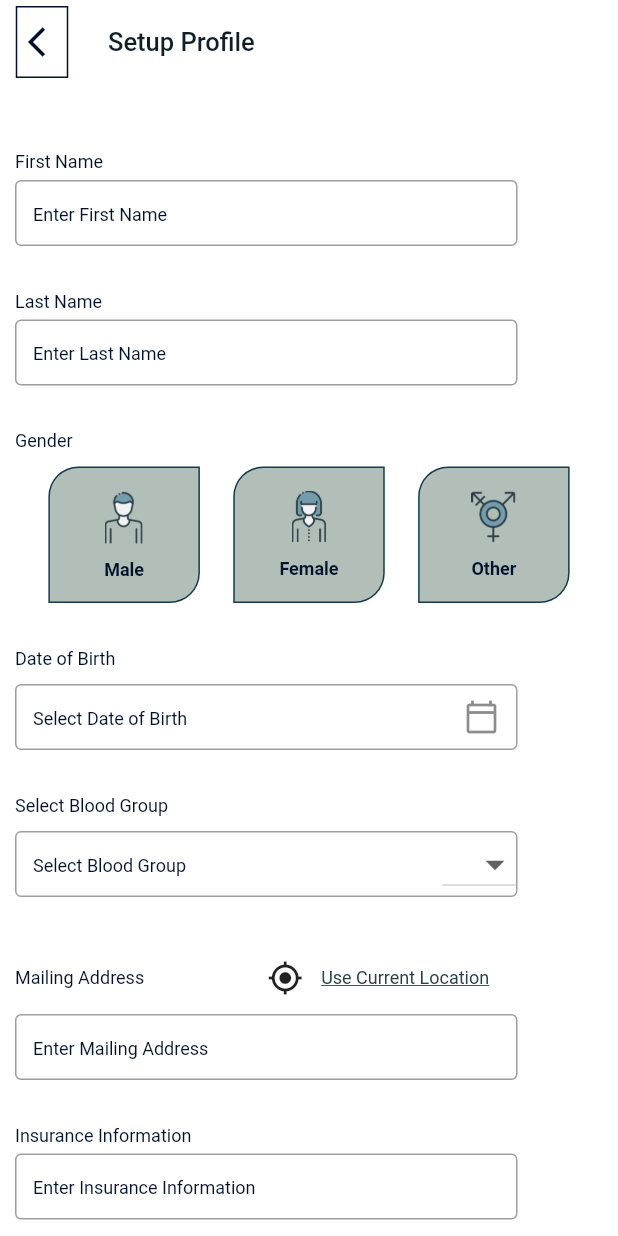
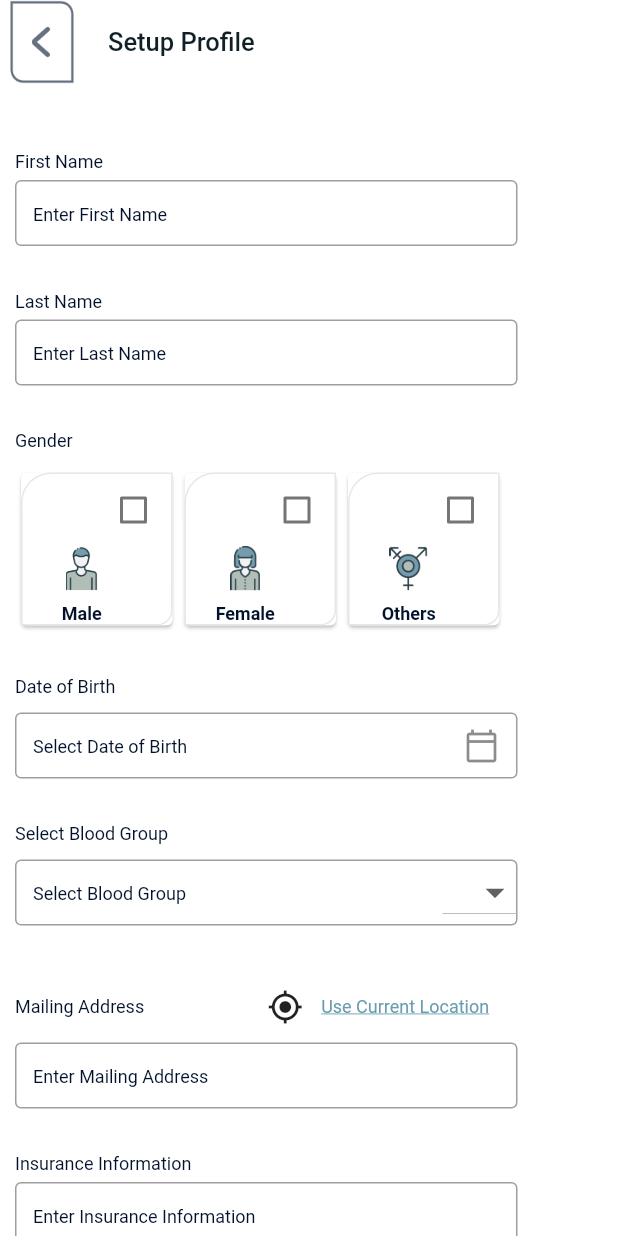
Before and after one commit to shafi3112/dermatogy_app, a Flutter app: the SetProfile screen opened directly, on a phone screen of 412 x 824 dp. Run offline on Flutter 3.47's test engine with Material 2 defaults, Android fonts, the phone set to English and light mode, and no system bars; our stand-ins replace geocoding, geolocator.

Commit message:
Setprofile upated

```diff
--- /dev/null
+++ b/lib/ProfileSetupScreens/Gender.dart
@@ -0,0 +1,203 @@
+import 'package:flutter/material.dart';
+
+class Gender {
+  String name;
+  String imageUrl;
+  bool isSelected;
+
+  Gender(this.name, this.imageUrl, this.isSelected);
+}
+
+class CustomRadio extends StatefulWidget {
+  Gender _gender;
+
+  CustomRadio(this._gender);
+
+  @override
+  _CustomRadioState createState() => _CustomRadioState();
+}
+
+class _CustomRadioState extends State<CustomRadio> {
+  bool value = false;
+  @override
+  Widget build(BuildContext context) {
+    return Card(
+        color: widget._gender.isSelected ? Color(0xFFB2BFB8) : Colors.white,
+        child: Container(
+          height: 95.0,
+          width: 101.0,
+          decoration: BoxDecoration(
+            border: Border.all(color: Color(0xffE5E7E9)),
+            //color: Color(0xffFFFFFF),
+            borderRadius: BorderRadius.only(
+                topRight: Radius.circular(0.0),
+                topLeft:  Radius.circular(20.0),
+                bottomLeft: Radius.circular(0.0),
+                bottomRight: Radius.circular(10.0)
+            ),
+          ),
+          child: Column(
+            mainAxisAlignment: MainAxisAlignment. spaceEvenly,
+            children: <Widget>[
+              Row(
+                children: [
+                  Padding(
+                    padding: const EdgeInsets.only(left: 50.0),
+                    child: Checkbox(
+                      checkColor: Color(0xff749BAD),
+                      activeColor: Color(0xffFFFF),
+                      value: this.value,
+                      onChanged: (bool value) {
+                        setState(() {
+                          this.value = value;
+                          widget._gender.isSelected = value;
+                        });
+                      },
+                    ),
+                  ),
+                ],
+              ),
+              Padding(
+                padding: const EdgeInsets.only(bottom:8.0,right:20.0,),
+                child: Center(
+                child: Image(
+                  image: AssetImage(widget._gender.imageUrl),
+                  width: 40.0,
+                  height: 30.0,
+                ),),
+              ),
+              Padding(
+                padding: const EdgeInsets.only(right:20.0),
+                child: Text(
+                widget._gender.name,
+                textAlign: TextAlign.center,
+                style: TextStyle(
+                    fontWeight: FontWeight.bold,
+                    fontSize: 12.0,
+                    color: Color(0xff02122C)
+                ),),
+              ),
+            ],
+          ),
+        ));
+  }
+}
+//Row(
+//                   mainAxisAlignment: MainAxisAlignment. spaceEvenly,
+//                   children: [
+//                     Container(
+//                       width: 101.0,
+//                       height: 91.0,
+//                       child: Column(
+//                         children: [
+//                           SizedBox(height: 15.0),
+//                           Center(
+//                             child: Container(
+//                                 width: 26.0,
+//                                 height: 36.0,
+//                                 child: Image.asset('asset/images/male.png'),),
+//                           ),
+//                           SizedBox(height: 10.0),
+//                           Center(
+//                             child: Container(
+//                                 width: 30.0,
+//                                 height: 17.0,
+//                                 child: Text("Male",
+//                                   textAlign: TextAlign.center,
+//                                   style: TextStyle(
+//                                       fontWeight: FontWeight.bold,
+//                                       fontSize: 12.0,
+//                                       color: Color(0xff02122C)
+//                                   ),)),
+//                           ),
+//                         ],
+//                       ),
+//                       decoration: BoxDecoration(
+//                         border: Border.all(color: Color(0xff143A4C)),
+//                         color: Color(0xffB2BFB8),
+//                         borderRadius: BorderRadius.only(
+//                             topRight: Radius.circular(0.0),
+//                             topLeft:  Radius.circular(20.0),
+//                             bottomLeft: Radius.circular(0.0),
+//                             bottomRight: Radius.circular(20.0)
+//                         ),
+//                       ),
+//                     ),
+//                     Container(
+//                       width: 101.0,
+//                       height: 91.0,
+//                       child: Column(
+//                         children: [
+//                           SizedBox(height: 15.0),
+//                           Center(
+//                             child: Container(
+//                               width: 23.0,
+//                               height: 35.0,
+//                               child: Image.asset('asset/images/female.png'),),
+//                           ),
+//                           SizedBox(height: 10.0),
+//                           Center(
+//                             child: Container(
+//                                 width: 46.0,
+//                                 height: 17.0,
+//                                 child: Text("Female",
+//                                   textAlign: TextAlign.center,
+//                                   style: TextStyle(
+//                                       fontWeight: FontWeight.bold,
+//                                       fontSize: 12.0,
+//                                       color: Color(0xff02122C)
+//                                   ),)),
+//                           ),
+//                         ],
+//                       ),
+//                       decoration: BoxDecoration(
+//                         border: Border.all(color: Color(0xff143A4C)),
+//                         color: Color(0xffB2BFB8),
+//                         borderRadius: BorderRadius.only(
+//                             topRight: Radius.circular(0.0),
+//                             topLeft:  Radius.circular(20.0),
+//                             bottomLeft: Radius.circular(0.0),
+//                             bottomRight: Radius.circular(20.0)
+//                         ),
+//                       ),
+//                     ),
+//                     Container(
+//                       width: 101.0,
+//                       height: 91.0,
+//                       child: Column(
+//                         children: [
+//                           SizedBox(height: 15.0),
+//                           Center(
+//                             child: Container(
+//                               width: 30.0,
+//                               height: 35.0,
+//                               child: Image.asset('asset/images/other.png'),),
+//                           ),
+//                           SizedBox(height: 10.0),
+//                           Center(
+//                             child: Container(
+//                                 width: 35.0,
+//                                 height: 17.0,
+//                                 child: Text("Other",
+//                                   textAlign: TextAlign.center,
+//                                   style: TextStyle(
+//                                       fontWeight: FontWeight.bold,
+//                                       fontSize: 12.0,
+//                                       color: Color(0xff02122C)
+//                                   ),)),
+//                           ),
+//                         ],
+//                       ),
+//                       decoration: BoxDecoration(
+//                         border: Border.all(color: Color(0xff143A4C)),
+//                         color: Color(0xffB2BFB8),
+//                         borderRadius: BorderRadius.only(
+//                             topRight: Radius.circular(0.0),
+//                             topLeft:  Radius.circular(20.0),
+//                             bottomLeft: Radius.circular(0.0),
+//                             bottomRight: Radius.circular(20.0)
+//                         ),
+//                       ),
+//                     ),
+//                   ],
+//                 ),
--- a/lib/ProfileSetupScreens/SetProfile.dart
+++ b/lib/ProfileSetupScreens/SetProfile.dart
@@ -1,5 +1,9 @@
+import 'package:dermatology_app/ProfileSetupScreens/Gender.dart';
 import 'package:flutter/material.dart';
+import 'package:geocoding/geocoding.dart';
+import 'package:geolocator/geolocator.dart';
 import 'package:intl/intl.dart';
+import 'Gender.dart';
 
 class SetProfile extends StatefulWidget {
   @override
@@ -7,7 +11,11 @@ class SetProfile extends StatefulWidget {
 }
 
 class _SetProfileState extends State<SetProfile> {
+  List<Gender> genders = new List<Gender>();
   DateTime _selectedDate;
+  Position _currentPosition;
+  String _currentAddress;
+  bool Genderselected= false;
   TextEditingController _myController1 = TextEditingController();
   TextEditingController _myController2 = TextEditingController();
   TextEditingController _myController3 = TextEditingController();
@@ -19,6 +27,9 @@ class _SetProfileState extends State<SetProfile> {
   @override
   void initState() {
     super.initState();
+    genders.add(new Gender("Male",'asset/images/male.png' , false));
+    genders.add(new Gender("Female",'asset/images/female.png' , false));
+    genders.add(new Gender("Others",'asset/images/other.png' , false));
     _myController1.addListener(() {
       setState(() {}); // setState every time text changes
     });
@@ -50,27 +61,9 @@ class _SetProfileState extends State<SetProfile> {
       backgroundColor: Colors.white,
       appBar: AppBar(
         leading: Container(
-          child: Center(
-            child: SizedBox(
-              width: 35.0,
-              height: 48.0,
-              child: DecoratedBox(
-                child: Column(
-                  children: [
-                    IconButton(
-                      icon: Icon(Icons.arrow_back_ios, color: Color(0xff02122C)),
-                      onPressed: () {},
-                    ),
-                  ],
-                ),
-                decoration: BoxDecoration(
-                  border: Border.all(
-                      color: Color(0xff02122C)
-                  ),
-                ),
-              ),
-            ),
-          ),
+          child: GestureDetector(
+              onTap: () => Navigator.of(context).pop(),
+              child: Image.asset('asset/images/arrow_back.png')),
         ),
         title: Text("Setup Profile",
           style: TextStyle(
@@ -145,125 +138,27 @@ class _SetProfileState extends State<SetProfile> {
                 ),
               ),
               SizedBox(height: 10.0),
-                Row(
-                  mainAxisAlignment: MainAxisAlignment. spaceEvenly,
-                  children: [
-                    Container(
-                      width: 101.0,
-                      height: 91.0,
-                      child: Column(
-                        children: [
-                          SizedBox(height: 15.0),
-                          Center(
-                            child: Container(
-                                width: 26.0,
-                                height: 36.0,
-                                child: Image.asset('asset/images/male.png'),),
-                          ),
-                          SizedBox(height: 10.0),
-                          Center(
-                            child: Container(
-                                width: 30.0,
-                                height: 17.0,
-                                child: Text("Male",
-                                  textAlign: TextAlign.center,
-                                  style: TextStyle(
-                                      fontWeight: FontWeight.bold,
-                                      fontSize: 12.0,
-                                      color: Color(0xff02122C)
-                                  ),)),
-                          ),
-                        ],
-                      ),
-                      decoration: BoxDecoration(
-                        border: Border.all(color: Color(0xff143A4C)),
-                        color: Color(0xffB2BFB8),
-                        borderRadius: BorderRadius.only(
-                            topRight: Radius.circular(0.0),
-                            topLeft:  Radius.circular(20.0),
-                            bottomLeft: Radius.circular(0.0),
-                            bottomRight: Radius.circular(20.0)
-                        ),
-                      ),
-                    ),
-                    Container(
-                      width: 101.0,
-                      height: 91.0,
-                      child: Column(
-                        children: [
-                          SizedBox(height: 15.0),
-                          Center(
-                            child: Container(
-                              width: 23.0,
-                              height: 35.0,
-                              child: Image.asset('asset/images/female.png'),),
-                          ),
-                          SizedBox(height: 10.0),
-                          Center(
-                            child: Container(
-                                width: 46.0,
-                                height: 17.0,
-                                child: Text("Female",
-                                  textAlign: TextAlign.center,
-                                  style: TextStyle(
-                                      fontWeight: FontWeight.bold,
-                                      fontSize: 12.0,
-                                      color: Color(0xff02122C)
-                                  ),)),
-                          ),
-                        ],
-                      ),
-                      decoration: BoxDecoration(
-                        border: Border.all(color: Color(0xff143A4C)),
-                        color: Color(0xffB2BFB8),
-                        borderRadius: BorderRadius.only(
-                            topRight: Radius.circular(0.0),
-                            topLeft:  Radius.circular(20.0),
-                            bottomLeft: Radius.circular(0.0),
-                            bottomRight: Radius.circular(20.0)
-                        ),
-                      ),
-                    ),
-                    Container(
-                      width: 101.0,
-                      height: 91.0,
-                      child: Column(
-                        children: [
-                          SizedBox(height: 15.0),
-                          Center(
-                            child: Container(
-                              width: 30.0,
-                              height: 35.0,
-                              child: Image.asset('asset/images/other.png'),),
-                          ),
-                          SizedBox(height: 10.0),
-                          Center(
-                            child: Container(
-                                width: 35.0,
-                                height: 17.0,
-                                child: Text("Other",
-                                  textAlign: TextAlign.center,
-                                  style: TextStyle(
-                                      fontWeight: FontWeight.bold,
-                                      fontSize: 12.0,
-                                      color: Color(0xff02122C)
-                                  ),)),
-                          ),
-                        ],
-                      ),
-                      decoration: BoxDecoration(
-                        border: Border.all(color: Color(0xff143A4C)),
-                        color: Color(0xffB2BFB8),
-                        borderRadius: BorderRadius.only(
-                            topRight: Radius.circular(0.0),
-                            topLeft:  Radius.circular(20.0),
-                            bottomLeft: Radius.circular(0.0),
-                            bottomRight: Radius.circular(20.0)
-                        ),
-                      ),
-                    ),
-                  ],
-                ),
+              Container(
+                height: 110.0,
+                width: 335.0,
+                child: ListView.builder(
+                  scrollDirection: Axis.horizontal,
+                  shrinkWrap: true,
+                  itemCount: genders.length,
+                  itemBuilder: (context, index) {
+                    return InkWell(
+                      splashColor: Colors.pinkAccent,
+                      onTap: () {
+                        setState(() {
+                          genders.forEach((gender) => gender.isSelected = false);
+                          genders[index].isSelected = true;
+                          Genderselected= true;
+                      });
+                    },
+                    child: CustomRadio(genders[index]),
+                  );
+                }),
+              ),
               SizedBox(height: 30.0),
               Text('Date of Birth',
                 style: TextStyle(
@@ -355,19 +250,27 @@ class _SetProfileState extends State<SetProfile> {
                         child:IconButton(
                             icon: Icon(Icons.my_location_sharp),
                             onPressed: () {
-                              setState(() {});
+                              _getCurrentLocation();
+                              setState(() {
+                                if (_currentAddress != null) {
+                                  _myController5.text= (_currentAddress);
+                                }
+                              });
                             }),
                   ),
                   ),
                   Padding(
                     padding: const EdgeInsets.only(),
                     child: Container(
+                      child: GestureDetector(
+                          onTap: () {},
                         child: Text("Use Current Location",
                           textAlign: TextAlign.center,
                           style: TextStyle(
                               decoration: TextDecoration.underline,
                               fontSize: 12.0,
-                              color: Color(0xff25414A)),)),
+                              color: Color(0xff699CAF)),)),
+                    ),
                   ),
                 ],
               ),
@@ -541,14 +444,17 @@ class _SetProfileState extends State<SetProfile> {
                   onPressed: () {
                     if (_myController1.text.isEmpty || _myController2.text
                         .isEmpty || _myController3.text.isEmpty ||
-                        _myController4.text.isEmpty)
+                        _myController4.text.isEmpty || _myController5.text.isEmpty || _myController6.text
+                        .isEmpty || _myController7.text.isEmpty ||
+                        _myController8.text.isEmpty || Genderselected ==false)
                       print("please fill all the fields");
                     else {}
                     },
-                  color: (_myController1.text.isEmpty ||
-                            _myController2.text.isEmpty ||
-                            _myController3.text.isEmpty ||
-                            _myController4.text.isEmpty)
+                  color: _myController1.text.isEmpty || _myController2.text
+                      .isEmpty || _myController3.text.isEmpty ||
+                      _myController4.text.isEmpty || _myController5.text.isEmpty || _myController6.text
+                      .isEmpty || _myController7.text.isEmpty ||
+                      _myController8.text.isEmpty || Genderselected ==false
                             ? Colors.blueGrey[100]
                             : Color(0xff749BAD)
                     ),
@@ -583,11 +489,39 @@ class _SetProfileState extends State<SetProfile> {
     if (newSelectedDate != null) {
       _selectedDate = newSelectedDate;
       _myController3
-        ..text = DateFormat.yMd().format(_selectedDate)
+        ..text = DateFormat('dd-MM-yyyy').format(_selectedDate)
         ..selection = TextSelection.fromPosition(TextPosition(
             offset: _myController3.text.length,
             affinity: TextAffinity.upstream));
     }
 
   }
+  void _getCurrentLocation() {
+    Geolocator
+        .getCurrentPosition(desiredAccuracy: LocationAccuracy.best)
+        .then((Position position) {
+      setState(() {
+        _currentPosition = position;
+        _getAddressFromLatLng();
+      });
+    }).catchError((e) {
+      print(e);
+    });
+  }
+  _getAddressFromLatLng() async {
+    try {
+      List<Placemark> placemarks = await placemarkFromCoordinates(
+          _currentPosition.latitude,
+          _currentPosition.longitude
+      );
+
+      Placemark place = placemarks[0];
+
+      setState(() {
+        _currentAddress = "${place.locality}, ${place.postalCode}, ${place.country}";
+      });
+    } catch (e) {
+      print(e);
+    }
+  }
 }
--- a/pubspec.yaml
+++ b/pubspec.yaml
@@ -22,6 +22,8 @@ environment:
 
 dependencies:
   intl: ^0.16.1
+  geocoding: ^1.0.5
+  geolocator: ^6.1.1
   modal_bottom_sheet: ^2.0.0
   flutter:
     sdk: flutter
```
Also changed, not shown: lib/LocationScreens/Location.dart (added, +105 -0 lines), asset/images/Loc.png (added), asset/images/arrow_back.png (added), lib/LocationScreens/SearchLocation.dart (added), pubspec.lock, 2 other files.
